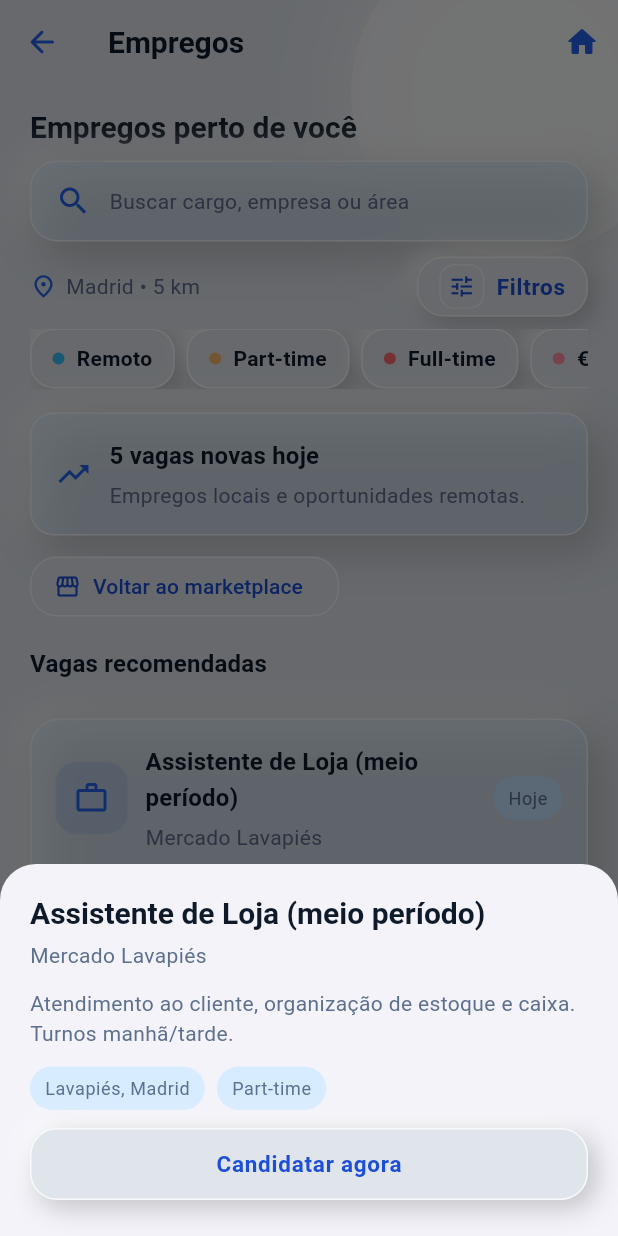
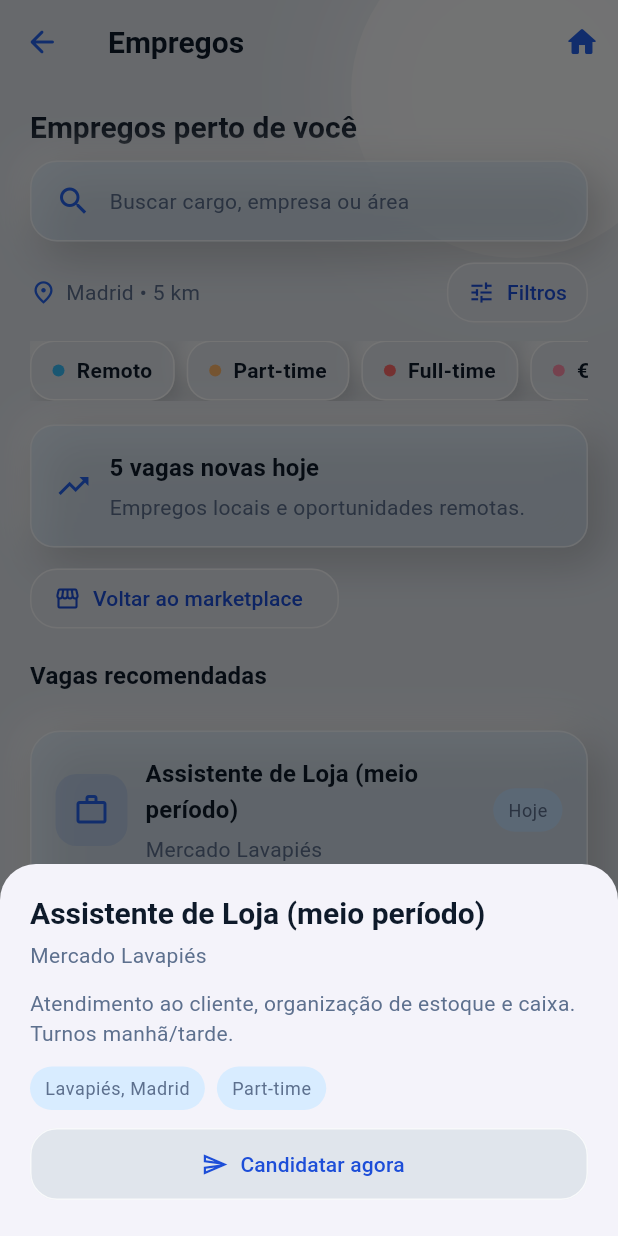
Before and after one commit to Mauricio-HNS/ClinicFlow-AI, a Flutter app: the JobsScreen screen opened by its route, after a tap on "Detalhes", on a phone screen of 412 x 824 dp. Run offline on Flutter 3.47's test engine with Material 3 defaults, Android fonts, the phone set to English and light mode, and no system bars; our stand-ins replace image_picker.

Commit message:
refactor(jobs): standardize button hierarchy and sizing across jobs flow

```diff
--- a/lib/screens/jobs_screen.dart
+++ b/lib/screens/jobs_screen.dart
@@ -4,7 +4,6 @@ import '../models/job.dart';
 import '../theme/app_colors.dart';
 import '../widgets/common.dart';
 import '../widgets/glass.dart';
-import '../widgets/gradient_button.dart';
 
 class JobsScreen extends StatelessWidget {
   const JobsScreen({super.key});
@@ -45,13 +44,14 @@ class JobsScreen extends StatelessWidget {
                         const SizedBox(width: 6),
                         Text('Madrid • 5 km', style: Theme.of(context).textTheme.bodyMedium),
                         const Spacer(),
-                        GradientButton(
-                          label: 'Filtros',
-                          icon: Icons.tune,
-                          height: 40,
-                          radius: 16,
-                          padding: const EdgeInsets.symmetric(horizontal: 14),
+                        OutlinedButton.icon(
                           onPressed: () {},
+                          icon: const Icon(Icons.tune),
+                          label: const Text('Filtros'),
+                          style: OutlinedButton.styleFrom(
+                            minimumSize: const Size(0, 40),
+                            padding: const EdgeInsets.symmetric(horizontal: 14),
+                          ),
                         ),
                       ],
                     ),
@@ -102,10 +102,13 @@ class JobsScreen extends StatelessWidget {
             SliverToBoxAdapter(
               child: Padding(
                 padding: const EdgeInsets.fromLTRB(20, 16, 20, 32),
-                child: GradientButton(
-                  label: 'Publicar vaga',
-                  icon: Icons.add_business_outlined,
+                child: FilledButton.icon(
                   onPressed: () {},
+                  icon: const Icon(Icons.add_business_outlined),
+                  label: const Text('Publicar vaga'),
+                  style: FilledButton.styleFrom(
+                    minimumSize: const Size(double.infinity, 50),
+                  ),
                 ),
               ),
             ),
@@ -208,16 +211,20 @@ class _JobCard extends StatelessWidget {
               children: [
                 Text(job.salary, style: Theme.of(context).textTheme.titleMedium?.copyWith(color: AppColors.primary)),
                 const Spacer(),
-                GradientButton(
-                  label: 'Detalhes',
+                SizedBox(
                   height: 40,
-                  radius: 16,
-                  padding: const EdgeInsets.symmetric(horizontal: 14),
-                  onPressed: () => _openDetail(context, job),
+                  child: OutlinedButton(
+                    onPressed: () => _openDetail(context, job),
+                    child: const Text('Detalhes'),
+                  ),
                 ),
-                GradientButton(
-                  label: 'Candidatar',
-                  onPressed: () {},
+                const SizedBox(width: 8),
+                SizedBox(
+                  height: 40,
+                  child: FilledButton(
+                    onPressed: () {},
+                    child: const Text('Candidatar'),
+                  ),
                 ),
               ],
             ),
@@ -255,10 +262,13 @@ class _JobCard extends StatelessWidget {
                 ],
               ),
               const SizedBox(height: 12),
-              GradientButton(
-                label: 'Candidatar agora',
+              FilledButton.icon(
                 onPressed: () {},
-                height: 48,
+                icon: const Icon(Icons.send_outlined),
+                label: const Text('Candidatar agora'),
+                style: FilledButton.styleFrom(
+                  minimumSize: const Size(double.infinity, 48),
+                ),
               ),
             ],
           ),
```
